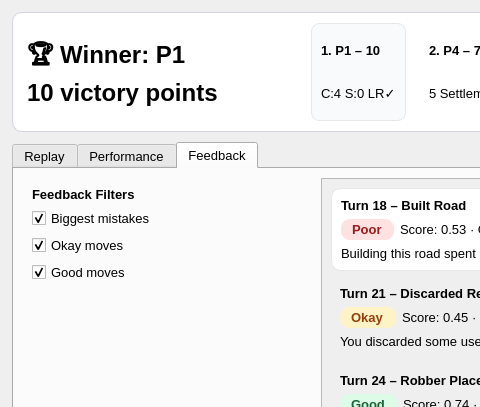
Qt form view/ui/endgame_review.ui (AlexShem247/a-catan-tutor) before a commit; both pictures show x 0 to 480 and y 0 to 407 of the 1258 by 820 pixel window.
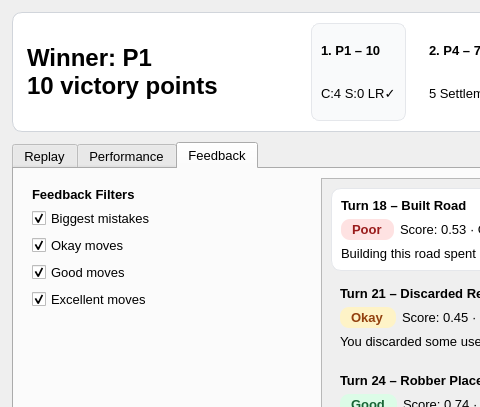
The same form after that commit. The open tabs and pages were chosen to show the change.

Diff of the .ui file:
```diff
--- a/view/ui/endgame_review.ui
+++ b/view/ui/endgame_review.ui
@@ -84,7 +84,7 @@
          </size>
         </property>
         <property name="text">
-         <string>🏆 Winner: P1
+         <string>Winner: P1
 10 victory points</string>
         </property>
        </widget>
@@ -619,6 +619,16 @@
             </property>
            </widget>
           </item>
+          <item>
+           <widget class="QCheckBox" name="checkBox_2">
+            <property name="text">
+             <string>Excellent moves</string>
+            </property>
+            <property name="checked">
+             <bool>true</bool>
+            </property>
+           </widget>
+          </item>
           <item>
            <spacer>
             <property name="orientation">
```
Left out of the diff: 8 changed lines with no effect on the pictures.
